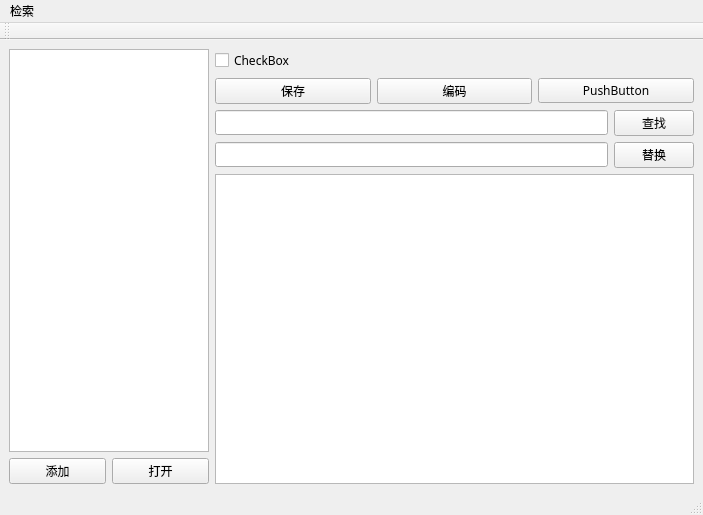
Above: ui/main.ui from yunowo/data-structure before the change. Below: the same form after it.
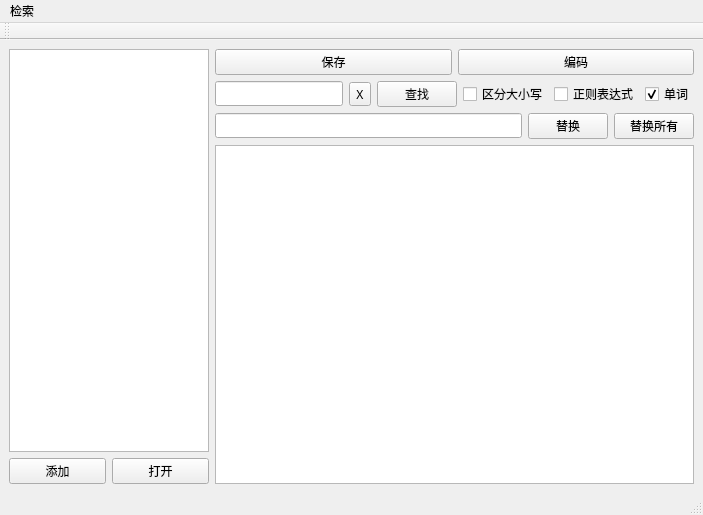
That is the form after the change.

What changed in the file:
```diff
--- a/ui/main.ui
+++ b/ui/main.ui
@@ -68,13 +68,6 @@
       </item>
       <item>
        <layout class="QVBoxLayout" name="right">
-        <item>
-         <widget class="QCheckBox" name="checkBox">
-          <property name="text">
-           <string>CheckBox</string>
-          </property>
-         </widget>
-        </item>
         <item>
          <layout class="QHBoxLayout" name="container_5">
           <property name="bottomMargin">
@@ -94,17 +87,10 @@
             </property>
            </widget>
           </item>
-          <item>
-           <widget class="QPushButton" name="pushButton">
-            <property name="text">
-             <string>PushButton</string>
-            </property>
-           </widget>
-          </item>
          </layout>
         </item>
         <item>
-         <layout class="QHBoxLayout" name="container_2" stretch="0,0">
+         <layout class="QHBoxLayout" name="container_2" stretch="0,0,0,0,0,0">
           <property name="leftMargin">
            <number>0</number>
           </property>
@@ -114,6 +100,13 @@
           <item>
            <widget class="QLineEdit" name="edit_search"/>
           </item>
+          <item>
+           <widget class="QToolButton" name="button_search_clear">
+            <property name="text">
+             <string>X</string>
+            </property>
+           </widget>
+          </item>
           <item>
            <widget class="QPushButton" name="button_search">
             <property name="text">
@@ -121,10 +114,34 @@
             </property>
            </widget>
           </item>
+          <item>
+           <widget class="QCheckBox" name="checkbox_match_case">
+            <property name="text">
+             <string>区分大小写</string>
+            </property>
+           </widget>
+          </item>
+          <item>
+           <widget class="QCheckBox" name="checkbox_regex">
+            <property name="text">
+             <string>正则表达式</string>
+            </property>
+           </widget>
+          </item>
+          <item>
+           <widget class="QCheckBox" name="checkbox_words">
+            <property name="text">
+             <string>单词</string>
+            </property>
+            <property name="checked">
+             <bool>true</bool>
+            </property>
+           </widget>
+          </item>
          </layout>
         </item>
         <item>
-         <layout class="QHBoxLayout" name="container_3" stretch="0,0">
+         <layout class="QHBoxLayout" name="container_3" stretch="0,0,0">
           <property name="leftMargin">
            <number>0</number>
           </property>
@@ -141,6 +158,13 @@
             </property>
            </widget>
           </item>
+          <item>
+           <widget class="QPushButton" name="button_replace_all">
+            <property name="text">
+             <string>替换所有</string>
+            </property>
+           </widget>
+          </item>
          </layout>
         </item>
         <item>
```
